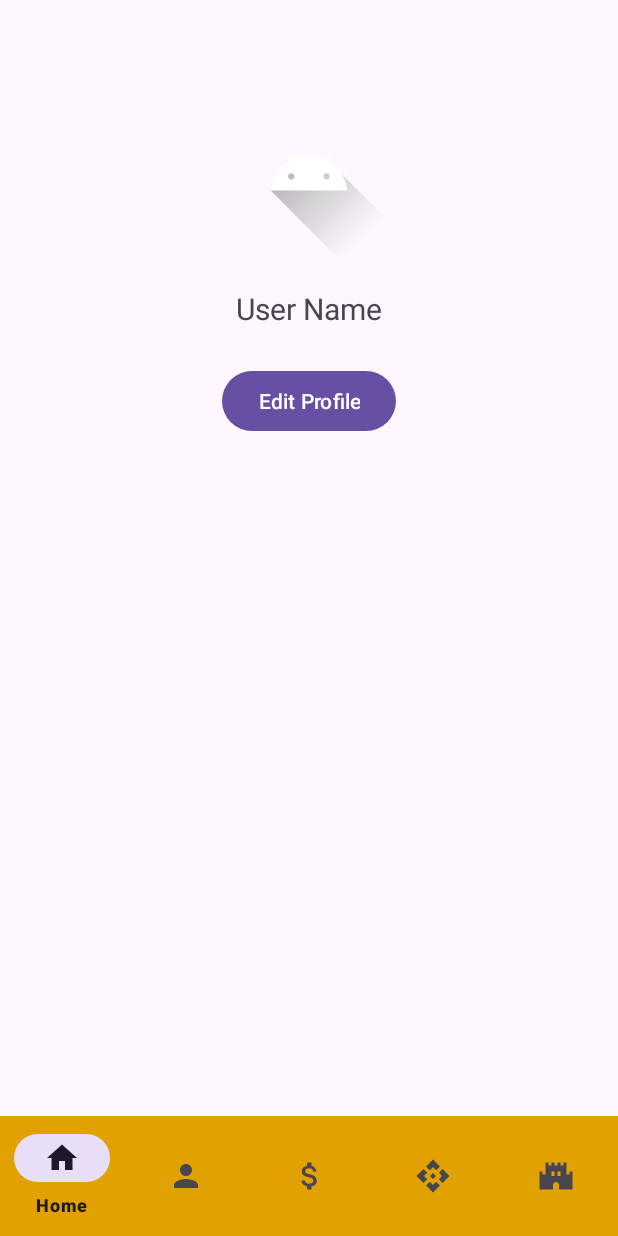
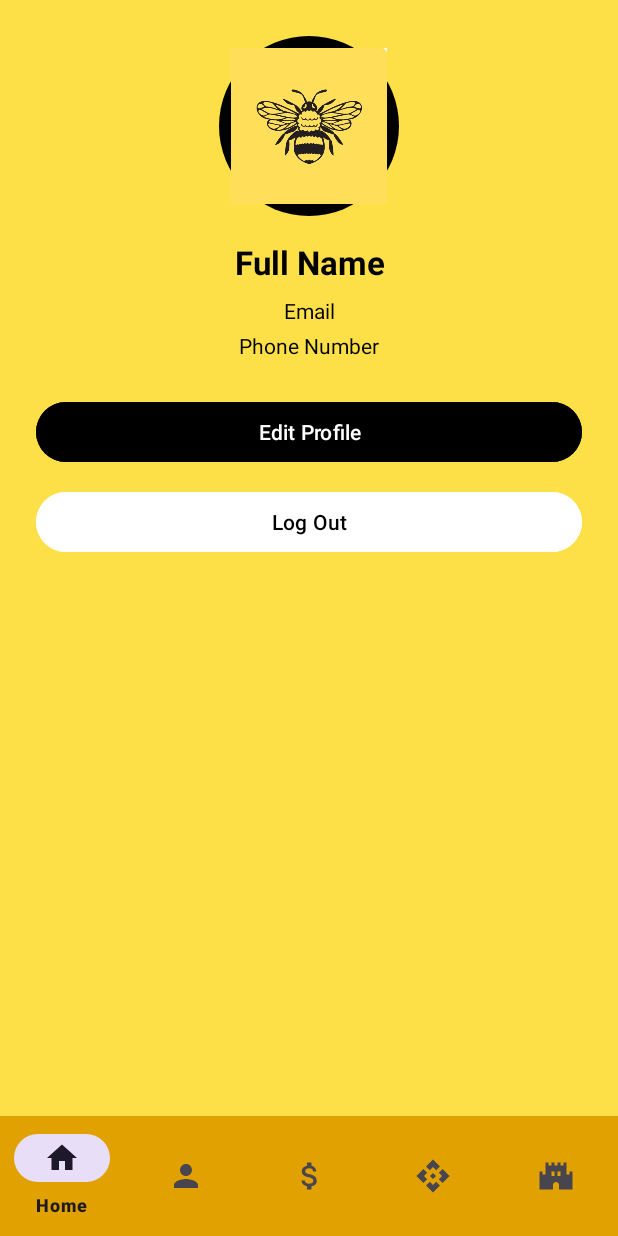
Before and after one commit to CalebHartsliefST10255912/PROG7313_POE_PART2, an Android app: the fragment ProfileFragment placed in its activity, on a phone screen of 412 x 824 dp. Run offline under Robolectric (Android 15) with nearby library versions, the phone set to English and light mode, and no system bars; our stand-ins replace Room's generated code.

Commit message:
ProfileLayout

```diff
--- a/BudgetBee/app/src/main/AndroidManifest.xml
+++ b/BudgetBee/app/src/main/AndroidManifest.xml
@@ -38,5 +38,8 @@
 
         <activity android:name=".GoalsActivity" android:exported="true" />
         <activity android:name=".EditGoalsActivity" android:exported="true" />
+
+        <!-- EditProfile       -->
+        <activity android:name=".EditProfileActivity" />
     </application>
 </manifest>
--- a/BudgetBee/app/src/main/java/com/example/budgetbee/ProfileFragment.kt
+++ b/BudgetBee/app/src/main/java/com/example/budgetbee/ProfileFragment.kt
@@ -1,59 +1,70 @@
 package com.example.budgetbee
 
+import android.content.Context
+import android.content.Intent
 import android.os.Bundle
-import androidx.fragment.app.Fragment
 import android.view.LayoutInflater
 import android.view.View
 import android.view.ViewGroup
+import android.widget.TextView
+import android.widget.Button
+import androidx.fragment.app.Fragment
+import androidx.lifecycle.lifecycleScope
+import kotlinx.coroutines.Dispatchers
+import kotlinx.coroutines.launch
+import kotlinx.coroutines.withContext
 
-// TODO: Rename parameter arguments, choose names that match
-// the fragment initialization parameters, e.g. ARG_ITEM_NUMBER
-private const val ARG_PARAM1 = "param1"
-private const val ARG_PARAM2 = "param2"
+class ProfileFragment : Fragment() {
 
-/**
- * A simple [Fragment] subclass.
- * Use the [ProfileFragment.newInstance] factory method to
- * create an instance of this fragment.
- */
-class ProfileFragment : Fragment() {
-    // TODO: Rename and change types of parameters
-    private var param1: String? = null
-    private var param2: String? = null
-
-    override fun onCreate(savedInstanceState: Bundle?) {
-        super.onCreate(savedInstanceState)
-        arguments?.let {
-            param1 = it.getString(ARG_PARAM1)
-            param2 = it.getString(ARG_PARAM2)
-        }
-    }
+    private lateinit var userDao: UserDao
+    private var currentUserEmail: String? =
+        null // ideally passed via arguments or shared preferences
 
     override fun onCreateView(
         inflater: LayoutInflater, container: ViewGroup?,
         savedInstanceState: Bundle?
     ): View? {
-        // Inflate the layout for this fragment
-        return inflater.inflate(R.layout.fragment_profile, container, false)
-    }
+        val view = inflater.inflate(R.layout.fragment_profile, container, false)
 
-    companion object {
-        /**
-         * Use this factory method to create a new instance of
-         * this fragment using the provided parameters.
-         *
-         * @param param1 Parameter 1.
-         * @param param2 Parameter 2.
-         * @return A new instance of fragment ProfileFragment.
-         */
-        // TODO: Rename and change types and number of parameters
-        @JvmStatic
-        fun newInstance(param1: String, param2: String) =
-            ProfileFragment().apply {
-                arguments = Bundle().apply {
-                    putString(ARG_PARAM1, param1)
-                    putString(ARG_PARAM2, param2)
-                }
+        val textFullName = view.findViewById<TextView>(R.id.textFullName)
+        val textEmail = view.findViewById<TextView>(R.id.textEmail)
+        val textPhone = view.findViewById<TextView>(R.id.textPhone)
+
+        val sharedPref =
+            requireActivity().getSharedPreferences("BudgetBeePrefs", Context.MODE_PRIVATE)
+        val currentUserEmail = sharedPref.getString("user_email", null)
+
+        userDao = AppDatabase.getDatabase(requireContext()).userDao()
+
+        lifecycleScope.launch {
+            val user = withContext(Dispatchers.IO) {
+                userDao.getUserByUserEmail(currentUserEmail ?: "")
             }
+            user?.let {
+                textFullName.text = it.userName
+                textEmail.text = it.userEmail
+                textPhone.text = it.userPhone
+            }
+        }
+
+        val buttonLogout = view.findViewById<Button>(R.id.buttonLogout)
+        buttonLogout.setOnClickListener {
+            val sharedPref = requireActivity().getSharedPreferences("BudgetBeePrefs", Context.MODE_PRIVATE)
+            sharedPref.edit().clear().apply()
+
+            val intent = Intent(requireContext(), LoginActivity::class.java)
+            intent.flags = Intent.FLAG_ACTIVITY_NEW_TASK or Intent.FLAG_ACTIVITY_CLEAR_TASK
+            startActivity(intent)
+        }
+
+        val buttonEditProfile = view.findViewById<Button>(R.id.buttonEditProfile)
+        buttonEditProfile.setOnClickListener {
+            val intent = Intent(requireContext(), EditProfileActivity::class.java)
+            startActivity(intent)
+        }
+
+
+
+        return view
     }
 }
--- a/BudgetBee/app/src/main/java/com/example/budgetbee/UserDao.kt
+++ b/BudgetBee/app/src/main/java/com/example/budgetbee/UserDao.kt
@@ -20,7 +20,11 @@ interface UserDao{
     @Update
     fun updateUser(user: UserEntity)
 
+
     @Query("SELECT * FROM users")
     fun getAllUsers(): List<UserEntity>
+    @Query("UPDATE users SET userName = :newName, userEmail = :newEmail, userPhone = :newPhone WHERE userEmail = :currentUserEmail")
+    suspend fun updateUserInfo(currentUserEmail: String, newName: String, newEmail: String, newPhone: String)
+
 
 }
--- a/BudgetBee/app/src/main/res/layout/fragment_profile.xml
+++ b/BudgetBee/app/src/main/res/layout/fragment_profile.xml
@@ -1,40 +1,66 @@
 <?xml version="1.0" encoding="utf-8"?>
-<androidx.constraintlayout.widget.ConstraintLayout
-    xmlns:android="http://schemas.android.com/apk/res/android"
+<LinearLayout xmlns:android="http://schemas.android.com/apk/res/android"
     xmlns:app="http://schemas.android.com/apk/res-auto"
     android:layout_width="match_parent"
     android:layout_height="match_parent"
-    android:padding="24dp">
+    android:orientation="vertical"
+    android:padding="24dp"
+    android:background="@color/bee_yellow">
 
     <ImageView
-        android:id="@+id/imageProfilePicture"
+        android:id="@+id/imageProfile"
         android:layout_width="120dp"
         android:layout_height="120dp"
-        android:src="@drawable/ic_launcher_foreground"
-        android:layout_marginTop="32dp"
-        app:layout_constraintTop_toTopOf="parent"
-        app:layout_constraintStart_toStartOf="parent"
-        app:layout_constraintEnd_toEndOf="parent"/>
+        android:layout_gravity="center_horizontal"
+        android:src="@drawable/budget_bee_icon"
+        android:contentDescription="Profile Picture"
+        android:background="@drawable/button_black_background"
+        android:padding="8dp" />
 
     <TextView
-        android:id="@+id/textProfileName"
-        android:layout_width="wrap_content"
+        android:id="@+id/textFullName"
+        android:layout_width="match_parent"
         android:layout_height="wrap_content"
-        android:text="User Name"
-        android:textSize="20sp"
-        app:layout_constraintTop_toBottomOf="@id/imageProfilePicture"
-        app:layout_constraintStart_toStartOf="parent"
-        app:layout_constraintEnd_toEndOf="parent"
-        android:layout_marginTop="16dp"/>
+        android:text="Full Name"
+        android:textSize="22sp"
+        android:textStyle="bold"
+        android:textColor="@color/black"
+        android:gravity="center"
+        android:layout_marginTop="16dp" />
+
+    <TextView
+        android:id="@+id/textEmail"
+        android:layout_width="match_parent"
+        android:layout_height="wrap_content"
+        android:text="Email"
+        android:textColor="@color/black"
+        android:gravity="center"
+        android:layout_marginTop="8dp" />
+
+    <TextView
+        android:id="@+id/textPhone"
+        android:layout_width="match_parent"
+        android:layout_height="wrap_content"
+        android:text="Phone Number"
+        android:textColor="@color/black"
+        android:gravity="center"
+        android:layout_marginTop="4dp" />
 
     <Button
         android:id="@+id/buttonEditProfile"
-        android:layout_width="wrap_content"
+        android:layout_width="match_parent"
         android:layout_height="wrap_content"
         android:text="Edit Profile"
-        app:layout_constraintTop_toBottomOf="@id/textProfileName"
-        app:layout_constraintStart_toStartOf="parent"
-        app:layout_constraintEnd_toEndOf="parent"
-        android:layout_marginTop="24dp"/>
+        android:textColor="@color/white"
+        android:backgroundTint="@color/black"
+        android:layout_marginTop="24dp" />
 
-</androidx.constraintlayout.widget.ConstraintLayout>
+    <Button
+        android:id="@+id/buttonLogout"
+        android:layout_width="match_parent"
+        android:layout_height="wrap_content"
+        android:text="Log Out"
+        android:textColor="@color/black"
+        android:backgroundTint="@color/white"
+        android:layout_marginTop="12dp" />
+</LinearLayout>
```
Also changed, not shown: BudgetBee/app/src/main/java/com/example/budgetbee/EditProfileActivity.kt (+62 -3 lines), BudgetBee/app/src/main/res/layout/activity_edit_profile.xml (+47 -24 lines).
